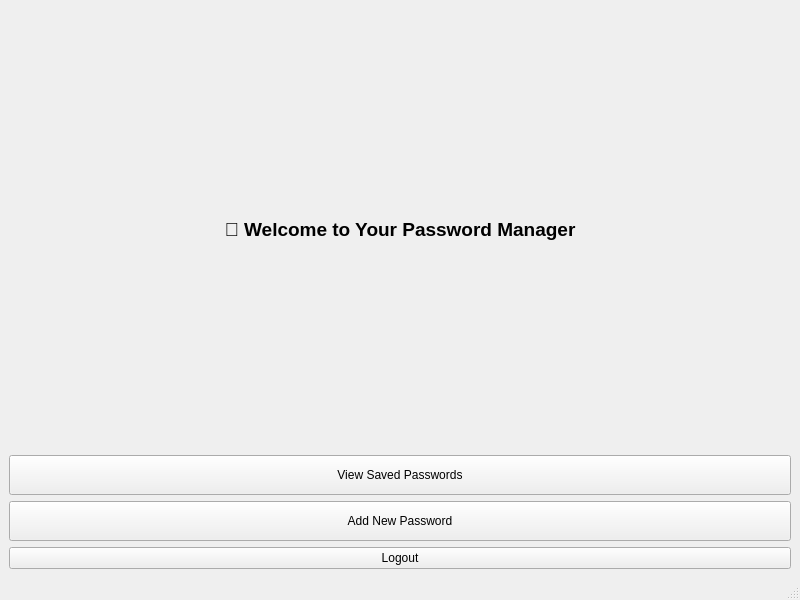
Above: LockBox/mainwindow.ui from Anaswara-Suresh/password-manager before the change. Below: the same form after it.
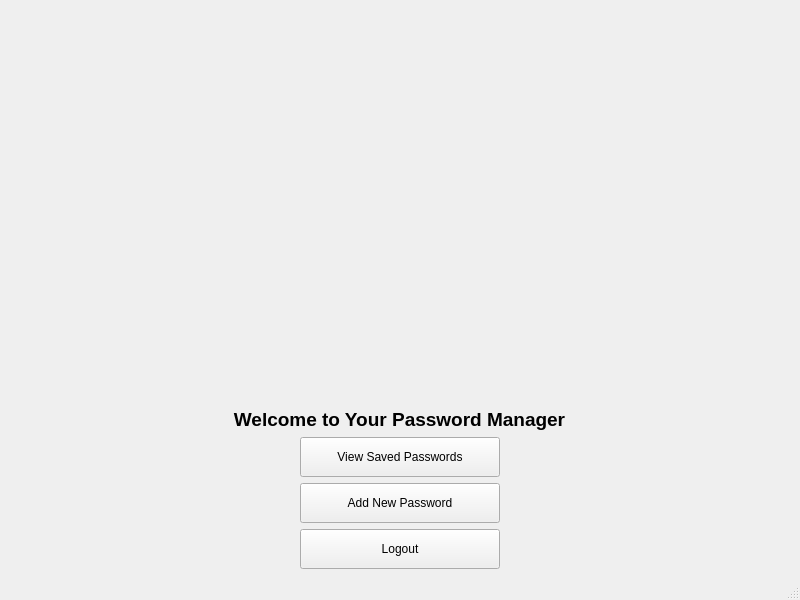
That is the form after the change. Icons and pictures are not drawn.

What changed in the file:
```diff
--- a/LockBox/mainwindow.ui
+++ b/LockBox/mainwindow.ui
@@ -16,6 +16,39 @@
   <widget class="QWidget" name="centralwidget">
    <layout class="QVBoxLayout" name="verticalLayout">
     <item>
+     <spacer name="topSpacer">
+      <property name="orientation"><enum>Qt::Vertical</enum></property>
+      <property name="sizeHint" stdset="0">
+       <size><width>20</width><height>40</height></size>
+      </property>
+     </spacer>
+    </item>
+
+    <!-- LOGO -->
+    <item alignment="Qt::AlignHCenter">
+     <widget class="QLabel" name="logoLabel">
+      <property name="alignment">
+       <set>Qt::AlignHCenter|Qt::AlignVCenter</set>
+      </property>
+      <property name="pixmap"><pixmap>LockBox_Logo.png</pixmap></property>
+      <property name="scaledContents"><bool>true</bool></property>
+      <property name="minimumSize"><size><width>200</width><height>200</height></size></property>
+      <property name="maximumSize"><size><width>200</width><height>200</height></size></property>
+     </widget>
+    </item>
+
+    <!-- BOTTOM SPACER -->
+    <item>
+     <spacer name="bottomSpacer">
+      <property name="orientation"><enum>Qt::Vertical</enum></property>
+      <property name="sizeHint" stdset="0">
+       <size><width>20</width><height>20</height></size>
+      </property>
+     </spacer>
+    </item>
+
+    <!-- TITLE -->
+    <item alignment="Qt::AlignHCenter">
      <widget class="QLabel" name="titleLabel">
       <property name="font">
        <font>
@@ -24,46 +57,38 @@
        </font>
       </property>
       <property name="text">
-       <string>🔐 Welcome to Your Password Manager</string>
+        <string>Welcome to Your Password Manager</string>
       </property>
       <property name="alignment">
        <set>Qt::AlignmentFlag::AlignCenter</set>
       </property>
      </widget>
     </item>
-    <item>
+
+    <!-- VIEW BUTTON -->
+    <item alignment="Qt::AlignHCenter">
      <widget class="QPushButton" name="viewPasswordsButton">
-      <property name="minimumSize">
-       <size>
-        <width>150</width>
-        <height>40</height>
-       </size>
-      </property>
-      <property name="text">
-       <string>View Saved Passwords</string>
-      </property>
+      <property name="minimumSize"><size><width>200</width><height>40</height></size></property>
+      <property name="text"><string>View Saved Passwords</string></property>
      </widget>
     </item>
-    <item>
+
+    <!-- ADD BUTTON -->
+    <item alignment="Qt::AlignHCenter">
      <widget class="QPushButton" name="addPasswordButton">
-      <property name="minimumSize">
-       <size>
-        <width>150</width>
-        <height>40</height>
-       </size>
-      </property>
-      <property name="text">
-       <string>Add New Password</string>
-      </property>
+      <property name="minimumSize"><size><width>200</width><height>40</height></size></property>
+      <property name="text"><string>Add New Password</string></property>
      </widget>
     </item>
-    <item>
+
+    <!-- LOGOUT BUTTON (FIXED AND INSIDE LAYOUT) -->
+    <item alignment="Qt::AlignHCenter">
      <widget class="QPushButton" name="btnLogout">
-      <property name="text">
-       <string>Logout</string>
-      </property>
+      <property name="minimumSize"><size><width>200</width><height>40</height></size></property>
+      <property name="text"><string>Logout</string></property>
      </widget>
     </item>
+
    </layout>
   </widget>
   <widget class="QMenuBar" name="menubar">
```
Left out of the diff: 27 changed lines with no effect on the pictures.
